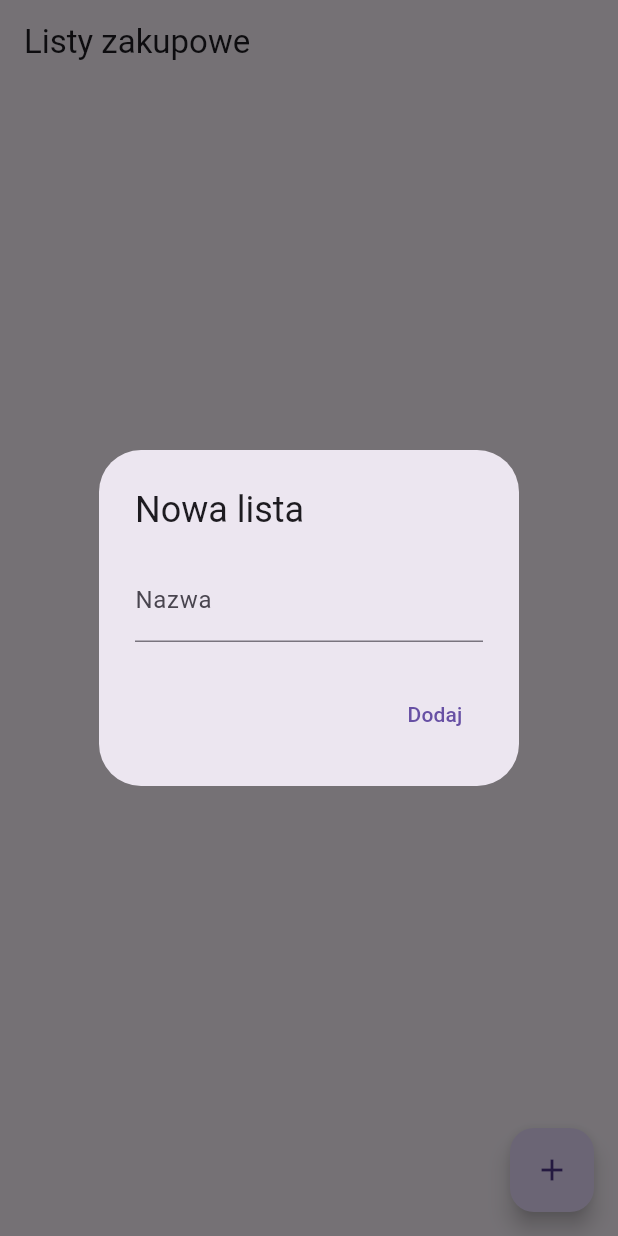
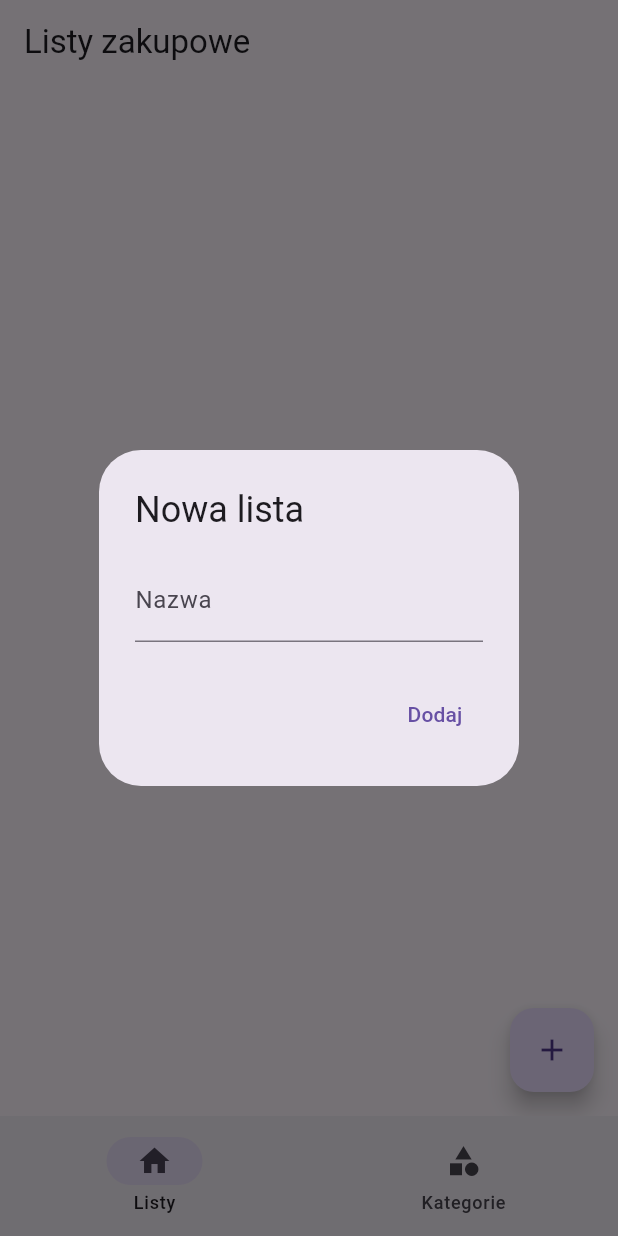
Before and after one commit to DawidKuzminski/PocketCart-App, a Flutter app: the screen it shows after launch, after a tap on the "add" icon, on a phone screen of 412 x 824 dp. Run offline on Flutter 3.47's test engine with Material 3 defaults, Android fonts, the phone set to English and light mode, and no system bars; our stand-ins replace flutter_bloc, go_router, hive, hive_flutter; accounts and stored records are empty.

Commit message:
refactor: replace Navigator-based routing with go_router

```diff
--- /dev/null
+++ b/lib/layouts/layout_scaffold.dart
@@ -0,0 +1,26 @@
+import 'package:flutter/material.dart';
+import 'package:flutter/widgets.dart';
+import 'package:go_router/go_router.dart';
+import 'package:shopping_list_app/models/router_destination.dart';
+
+class LayoutScaffold extends StatelessWidget {
+  const LayoutScaffold({
+    required this.navigationShell,
+    Key? key
+  }) : super(key: key ?? const ValueKey<String>('LayoutScaffold'));
+
+  final StatefulNavigationShell navigationShell;
+
+  @override
+  Widget build(BuildContext context) => Scaffold(
+    body: navigationShell,
+    bottomNavigationBar: NavigationBar(
+      selectedIndex: navigationShell.currentIndex,
+      onDestinationSelected: navigationShell.goBranch,
+      destinations: destinations
+        .map((destination) => NavigationDestination(
+          icon: Icon(destination.icon),
+          label: destination.label)).toList(),
+    ),
+  );
+}
--- a/lib/main.dart
+++ b/lib/main.dart
@@ -5,6 +5,7 @@ import 'package:shopping_list_app/bloc/shoppingList/shopping_list_bloc.dart';
 import 'package:shopping_list_app/bloc/shoppingList/shopping_list_event.dart';
 import 'package:shopping_list_app/models/shopping_item.dart';
 import 'package:shopping_list_app/models/shopping_list.dart';
+import 'package:shopping_list_app/router/router.dart';
 import 'package:shopping_list_app/services/shopping_list_repository.dart';
 
 import 'screens/shopping_list_screen.dart';
@@ -35,8 +36,8 @@ class MyApp extends StatelessWidget {
             create: (_) => ShoppingListBloc(shoppingListService)..add(LoadLists()),
           ),
         ],
-        child: const MaterialApp(
-        home: ShoppingListScreen(),
+        child: MaterialApp.router(
+        routerConfig: router,
         ),
       );
     }
--- /dev/null
+++ b/lib/models/router_destination.dart
@@ -0,0 +1,13 @@
+import 'package:flutter/material.dart';
+
+class RouterDestination {
+  const RouterDestination({required this.label, required this.icon});
+
+  final String label;
+  final IconData icon;
+}
+
+const destinations = [
+  RouterDestination(label: 'Listy', icon: Icons.home),
+  RouterDestination(label: 'Kategorie', icon: Icons.category)
+];
--- /dev/null
+++ b/lib/models/routes.dart
@@ -0,0 +1,8 @@
+class Routes {
+  Routes._();
+
+  static const String homePage = '/home';
+  static const String categoriesPage = '/categories';
+  static const String details = 'details';
+  static const String homeDetails = '/home/details';
+}
--- /dev/null
+++ b/lib/router/router.dart
@@ -0,0 +1,52 @@
+
+import 'package:flutter/widgets.dart';
+import 'package:go_router/go_router.dart';
+import 'package:shopping_list_app/layouts/layout_scaffold.dart';
+import 'package:shopping_list_app/models/routes.dart';
+import 'package:shopping_list_app/screens/categories_screen.dart';
+import 'package:shopping_list_app/screens/shopping_list_detail_screen.dart';
+import 'package:shopping_list_app/screens/shopping_list_screen.dart';
+
+final _rootNavigatorKey = GlobalKey<NavigatorState>(debugLabel: 'root');
+
+final router = GoRouter(
+  navigatorKey: _rootNavigatorKey,
+  initialLocation: Routes.homePage,
+  routes: [
+    StatefulShellRoute.indexedStack(
+      builder: (context, state, navigationShell) => LayoutScaffold(
+        navigationShell: navigationShell,
+      ),
+      branches: [
+        StatefulShellBranch(
+          routes: [
+            GoRoute(
+              path: Routes.homePage,
+              builder: (context, state) => const ShoppingListScreen(),
+              routes: [
+                GoRoute(
+                  path: Routes.details,
+                  builder: (context, state) {
+                    final extra = state.extra as Map<String, dynamic>;
+                    final name = extra['name'] as String;
+                    final listId = extra['listId'] as String;
+
+                    return ShoppingListDetailScreen(name: name, listId: listId);
+                  }
+                )
+              ],
+            )
+          ]
+        ),
+        StatefulShellBranch(
+          routes: [
+            GoRoute(
+              path: Routes.categoriesPage,
+              builder: (context, state) => const CategoriesScreen(),
+            )
+          ]
+        ),
+      ],
+    ),
+  ],
+);
--- a/lib/widgets/shopping_item_tile.dart
+++ b/lib/widgets/shopping_item_tile.dart
@@ -98,7 +98,7 @@ class ShoppingItemTile extends StatelessWidget {
                   isBought: item.isBought
                 )));
               }
-              Navigator.pop(context);
+              Navigator.of(context, rootNavigator: true).pop();
             },
             child: const Text("Zapisz"),
           )
--- a/pubspec.yaml
+++ b/pubspec.yaml
@@ -42,6 +42,7 @@ dependencies:
   # The following adds the Cupertino Icons font to your application.
   # Use with the CupertinoIcons class for iOS style icons.
   cupertino_icons: ^1.0.6
+  go_router: ^15.1.2
 
 dev_dependencies:
   flutter_test:
```
Also changed, not shown: lib/screens/categories_screen.dart (added, +14 -0 lines), lib/screens/shopping_list_detail_screen.dart (+6 -2 lines), lib/screens/shopping_list_screen.dart (+19 -7 lines), pubspec.lock.
